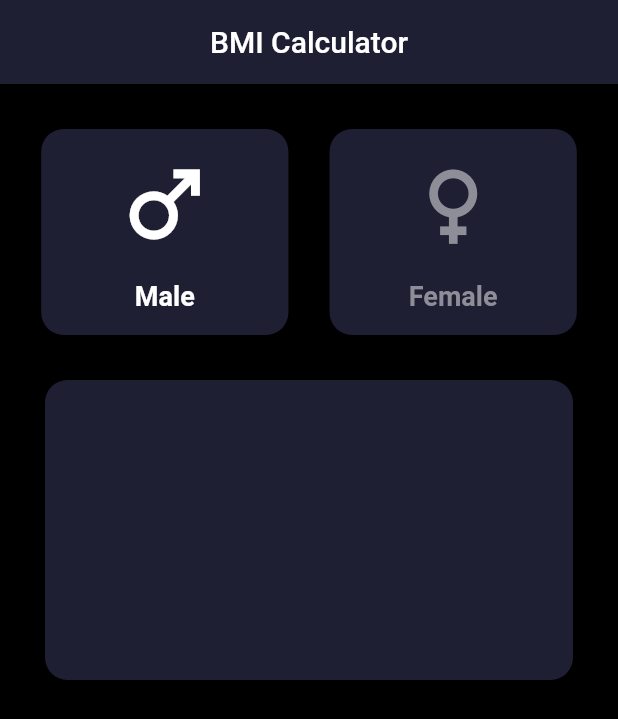
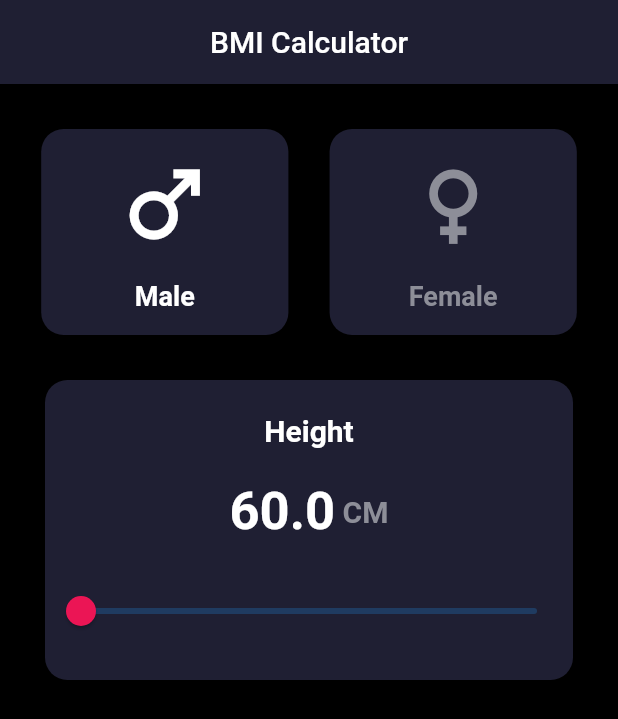
Before and after one commit to Terminatorking/bmi_calculator, a Flutter app: the screen it shows after launch, on a phone screen of 412 x 824 dp. Shown: the top 719 px of the screen. Run offline on Flutter 3.47's test engine with Material 2 defaults, Android fonts, the phone set to English and light mode, and no system bars.

Commit message:
complete height container

```diff
--- a/lib/pages/home_page.dart
+++ b/lib/pages/home_page.dart
@@ -11,6 +11,7 @@ class HomePage extends StatefulWidget {
 class _HomePageState extends State<HomePage> {
   bool isSelectMale = true;
   bool isSelectFemale = false;
+  double height = 60;
   @override
   Widget build(BuildContext context) {
     Size size = MediaQuery.of(context).size;
@@ -115,7 +116,7 @@ class _HomePageState extends State<HomePage> {
                                   ? Colors.white
                                   : ProjectColors.unSelectColor,
                             ),
-                          )
+                          ),
                         ],
                       ),
                     ),
@@ -133,7 +134,52 @@ class _HomePageState extends State<HomePage> {
                   color: ProjectColors.colorOfContainer,
                 ),
                 child: Column(
-                  children: [],
+                  mainAxisAlignment: MainAxisAlignment.spaceEvenly,
+                  children: [
+                    const Text(
+                      "Height",
+                      style: TextStyle(
+                        color: Colors.white,
+                        fontSize: 20,
+                        fontWeight: FontWeight.bold,
+                      ),
+                    ),
+                    Row(
+                      mainAxisAlignment: MainAxisAlignment.center,
+                      children: [
+                        Text(
+                          height.toString(),
+                          style: const TextStyle(
+                            color: Colors.white,
+                            fontSize: 35,
+                            fontWeight: FontWeight.bold,
+                          ),
+                        ),
+                        Text(
+                          " CM",
+                          style: TextStyle(
+                            color: ProjectColors.unSelectColor,
+                            fontSize: 20,
+                            fontWeight: FontWeight.bold,
+                          ),
+                        ),
+                      ],
+                    ),
+                    Slider.adaptive(
+                      min: 60.0,
+                      max: 220.0,
+                      activeColor: Colors.white,
+                      thumbColor: ProjectColors.red,
+                      value: height,
+                      onChanged: (value) {
+                        setState(
+                          () {
+                            height = double.parse(value.toStringAsFixed(2));
+                          },
+                        );
+                      },
+                    )
+                  ],
                 ),
               )
             ],
```
